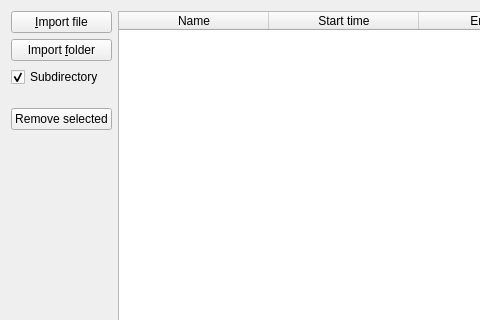
This is Orbitool/UI/File.ui in l460289052/Orbitool as Qt 5 draws it before an edit; both pictures show x 0 to 480 and y 0 to 320 of the 699 by 424 pixel window. The edited form follows.
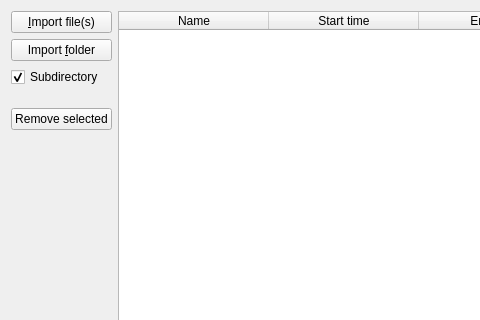
This is the edited form.

What changed in the file:
```diff
--- a/Orbitool/UI/File.ui
+++ b/Orbitool/UI/File.ui
@@ -25,7 +25,7 @@
         </sizepolicy>
        </property>
        <property name="text">
-        <string>&amp;Import file</string>
+        <string>&amp;Import file(s)</string>
        </property>
        <property name="shortcut">
         <string>Alt+I</string>
```
